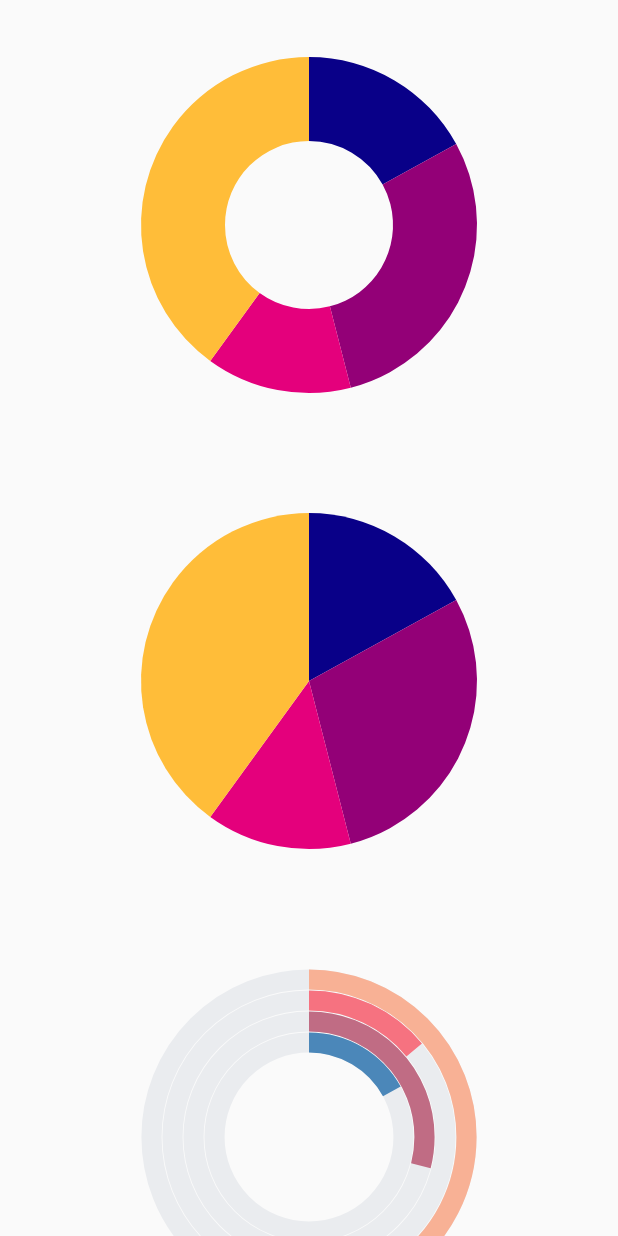
After one commit to qubeena07/Flutter-Widgets, a Flutter app: the screen it shows after launch, after a tap on "Flutter charts", on a phone screen of 412 x 824 dp. The commit adds this screen. Run offline on Flutter 3.47's test engine with Material 2 defaults, Android fonts, the phone set to English and light mode, and no system bars; our stand-ins replace animated_text_kit, geocoding, geolocator, google_maps_flutter, rive, speech_to_text and 1 more; missing offline and left inert: dio_client, flutter_shake_animated, in_app_update, simple_internet_checker; project files that could hold a hidden picture were left out.

Commit message:
chart added

```diff
--- /dev/null
+++ b/lib/screens/charts_screen.dart
@@ -0,0 +1,92 @@
+import 'package:flutter/material.dart';
+import 'package:syncfusion_flutter_charts/charts.dart';
+
+class ChartScreen extends StatefulWidget {
+  const ChartScreen({super.key});
+
+  @override
+  State<ChartScreen> createState() => _ChartScreenState();
+}
+
+class _ChartScreenState extends State<ChartScreen> {
+  final List<ChartData> chartData = [
+    ChartData('David', 34, const Color.fromRGBO(9, 0, 136, 1)),
+    ChartData('Steve', 58, const Color.fromRGBO(147, 0, 119, 1)),
+    ChartData('Jack', 28, const Color.fromRGBO(228, 0, 124, 1)),
+    ChartData('Others', 80, const Color.fromRGBO(255, 189, 57, 1))
+  ];
+  final List<ChartDataLine> chartDataLine = [
+    ChartDataLine(2010, 10, const Color.fromRGBO(9, 0, 136, 1)),
+    ChartDataLine(2015, 34, const Color.fromRGBO(255, 189, 57, 1)),
+    ChartDataLine(2020, 86, const Color.fromRGBO(147, 0, 119, 1)),
+    ChartDataLine(2025, 23, Colors.cyanAccent),
+    ChartDataLine(2030, 35, const Color.fromRGBO(228, 0, 124, 1))
+  ];
+  @override
+  Widget build(BuildContext context) {
+    return Scaffold(
+      body: SingleChildScrollView(
+        child: Column(
+          children: [
+            SfCircularChart(
+              series: <CircularSeries>[
+                DoughnutSeries<ChartData, String>(
+                    dataSource: chartData,
+                    name: "Doughnut",
+                    pointColorMapper: (ChartData data, _) => data.color,
+                    xValueMapper: (ChartData data, _) => data.x,
+                    yValueMapper: (ChartData data, _) => data.y)
+              ],
+            ),
+            const SizedBox(
+              height: 4,
+            ),
+            SfCircularChart(
+              series: <CircularSeries>[
+                PieSeries<ChartData, String>(
+                    dataSource: chartData,
+                    name: "Pie-chart",
+                    pointColorMapper: (ChartData data, _) => data.color,
+                    xValueMapper: (ChartData data, _) => data.x,
+                    yValueMapper: (ChartData data, _) => data.y)
+              ],
+            ),
+            const SizedBox(
+              height: 4,
+            ),
+            SfCircularChart(series: <CircularSeries>[
+              // Renders radial bar chart
+              RadialBarSeries<ChartData, String>(
+                  dataSource: chartData,
+                  xValueMapper: (ChartData data, _) => data.x,
+                  yValueMapper: (ChartData data, _) => data.y)
+            ]),
+            SfCartesianChart(series: <ChartSeries>[
+              // Renders line chart
+              LineSeries<ChartDataLine, int>(
+                  // dashArray: <double>[5, 5], ---for dotted line
+                  dataSource: chartDataLine,
+                  pointColorMapper: (ChartDataLine data, _) => data.color,
+                  xValueMapper: (ChartDataLine data, _) => data.x,
+                  yValueMapper: (ChartDataLine data, _) => data.y)
+            ])
+          ],
+        ),
+      ),
+    );
+  }
+}
+
+class ChartData {
+  ChartData(this.x, this.y, [this.color]);
+  final String x;
+  final double y;
+  final Color? color;
+}
+
+class ChartDataLine {
+  ChartDataLine(this.x, this.y, this.color);
+  final int x;
+  final double y;
+  final Color color;
+}
--- a/lib/screens/home_screen.dart
+++ b/lib/screens/home_screen.dart
@@ -1,3 +1,5 @@
+import 'dart:io';
+
 import 'package:flutter/material.dart';
 import 'package:flutter_shake_animated/flutter_shake_animated.dart';
 import 'package:provider/provider.dart';
@@ -5,11 +7,15 @@ import 'package:shimmer_effect/repo/demo_screen.dart';
 
 import 'package:shimmer_effect/repo/network_api.dart';
 import 'package:shimmer_effect/screens/animated_text_screen.dart';
+import 'package:shimmer_effect/screens/charts_screen.dart';
 import 'package:shimmer_effect/screens/circular_progress_screen.dart';
 import 'package:shimmer_effect/screens/cp_background_screen.dart';
 import 'package:shimmer_effect/screens/custom_painter_screen.dart';
 import 'package:shimmer_effect/screens/flutter_web_screen.dart';
+import 'package:shimmer_effect/screens/hero_screen.dart';
+import 'package:shimmer_effect/screens/in_app_update_screen.dart';
 import 'package:shimmer_effect/screens/internet_checker_screen.dart';
+import 'package:shimmer_effect/screens/lazy_loading_screen.dart';
 import 'package:shimmer_effect/screens/location_screen.dart';
 import 'package:shimmer_effect/screens/location_tracking_screen.dart';
 import 'package:shimmer_effect/screens/product_screen.dart';
@@ -30,11 +36,36 @@ class _HomeScreenState extends State<HomeScreen> {
   bool autoPlay = false;
   bool autoPlay1 = false;
 
+  _onExit() {
+    showDialog(
+      context: context,
+      builder: (context) => AlertDialog(
+        content: const Text('Are you sure you want to exit the app?'),
+        actions: [
+          TextButton(
+              onPressed: () {
+                exit(0);
+              },
+              child: const Text('YES')),
+          TextButton(
+              onPressed: () {
+                Navigator.of(context).pop();
+              },
+              child: const Text('NO')),
+        ],
+      ),
+    );
+  }
+
   @override
   Widget build(BuildContext context) {
     var productModel = Provider.of<NetworkApi>(context).getProduct();
-    return Scaffold(
+    return WillPopScope(
+      onWillPop: () => _onExit(),
+      child: SafeArea(
+        child: Scaffold(
           body: Container(
+            height: double.infinity,
             width: double.infinity,
             decoration: BoxDecoration(
                 gradient: LinearGradient(colors: [
@@ -42,6 +73,9 @@ class _HomeScreenState extends State<HomeScreen> {
               Colors.green.withOpacity(0.5),
               Colors.deepPurple.withOpacity(0.6),
             ], begin: Alignment.topLeft, end: Alignment.bottomRight)),
+            child: SingleChildScrollView(
+              child: Padding(
+                padding: const EdgeInsets.all(8.0),
                 child: Column(
                   mainAxisAlignment: MainAxisAlignment.spaceBetween,
                   children: [
@@ -79,7 +113,8 @@ class _HomeScreenState extends State<HomeScreen> {
                             Navigator.push(
                                 context,
                                 MaterialPageRoute(
-                          builder: (context) => const CustomPainterScreen(),
+                                  builder: (context) =>
+                                      const CustomPainterScreen(),
                                 ));
                             // log(productModel.toString(), name: "product model");
                           },
@@ -96,7 +131,8 @@ class _HomeScreenState extends State<HomeScreen> {
                           Navigator.push(
                               context,
                               MaterialPageRoute(
-                        builder: (context) => const CpBackgroundScreen(),
+                                builder: (context) =>
+                                    const CpBackgroundScreen(),
                               ));
                           // log(productModel.toString(), name: "product model");
                         },
@@ -107,7 +143,8 @@ class _HomeScreenState extends State<HomeScreen> {
                           Navigator.push(
                               context,
                               MaterialPageRoute(
-                        builder: (context) => const WaveCustomPainterScreen(),
+                                builder: (context) =>
+                                    const WaveCustomPainterScreen(),
                               ));
                         },
                         child: const Text("Wave Custom Painter")),
@@ -116,7 +153,8 @@ class _HomeScreenState extends State<HomeScreen> {
                           Navigator.push(
                               context,
                               MaterialPageRoute(
-                        builder: (context) => const CircularProgressScreen(),
+                                builder: (context) =>
+                                    const CircularProgressScreen(),
                               ));
                         },
                         child: const Text("Animated Circular Progress")),
@@ -125,7 +163,8 @@ class _HomeScreenState extends State<HomeScreen> {
                           Navigator.push(
                               context,
                               MaterialPageRoute(
-                        builder: (context) => const SpeechTpTextScreen(),
+                                builder: (context) =>
+                                    const SpeechTpTextScreen(),
                               ));
                         },
                         child: const Text("Speech to text")),
@@ -134,7 +173,8 @@ class _HomeScreenState extends State<HomeScreen> {
                           Navigator.push(
                               context,
                               MaterialPageRoute(
-                        builder: (context) => const RiveAnimationScreen(),
+                                builder: (context) =>
+                                    const RiveAnimationScreen(),
                               ));
                         },
                         child: const Text("Rive Animation")),
@@ -143,7 +183,8 @@ class _HomeScreenState extends State<HomeScreen> {
                           Navigator.push(
                               context,
                               MaterialPageRoute(
-                        builder: (context) => const BackgroundRiveScreen(),
+                                builder: (context) =>
+                                    const BackgroundRiveScreen(),
                               ));
                         },
                         child: const Text("Rive Animation- Background")),
@@ -171,7 +212,8 @@ class _HomeScreenState extends State<HomeScreen> {
                         Navigator.push(
                             context,
                             MaterialPageRoute(
-                      builder: (context) => const InternetCheckerScreen(),
+                              builder: (context) =>
+                                  const InternetCheckerScreen(),
                             ));
                       },
                     ),
@@ -201,7 +243,8 @@ class _HomeScreenState extends State<HomeScreen> {
                         Navigator.push(
                             context,
                             MaterialPageRoute(
-                      builder: (context) => const LocationTrackingScreen(),
+                              builder: (context) =>
+                                  const LocationTrackingScreen(),
                             ));
                       },
                     ),
@@ -225,7 +268,54 @@ class _HomeScreenState extends State<HomeScreen> {
                             ));
                       },
                     ),
+
+                    Hero(
+                        tag: "DemoTag",
+                        child: GestureDetector(
+                          onTap: () {
+                            Navigator.push(
+                                context,
+                                MaterialPageRoute(
+                                  builder: (context) => const HeroScreen(),
+                                ));
+                          },
+                          child: const Icon(
+                            Icons.add,
+                            size: 40,
+                          ),
+                        )),
+                    ElevatedButton(
+                      child: const Text("Lazy loading"),
+                      onPressed: () {
+                        Navigator.push(
+                            context,
+                            MaterialPageRoute(
+                              builder: (context) => const LazyLoadingScreen(),
+                            ));
+                      },
+                    ),
+                    ElevatedButton(
+                        onPressed: () {
+                          Navigator.push(
+                              context,
+                              MaterialPageRoute(
+                                  builder: (context) => const ChartScreen()));
+                        },
+                        child: const Text("Flutter charts")),
+                    ElevatedButton(
+                        onPressed: () {
+                          Navigator.push(
+                              context,
+                              MaterialPageRoute(
+                                  builder: (context) =>
+                                      const InAppUpdateScreen()));
+                        },
+                        child: const Text("In App Update")),
                   ],
+                ),
+              ),
+            ),
+          ),
         ),
       ),
     );
--- a/pubspec.yaml
+++ b/pubspec.yaml
@@ -50,6 +50,8 @@ dependencies:
   location: ^4.4.0
   google_maps_flutter: ^2.2.5
   flutter_polyline_points: ^1.0.0
+  in_app_update: ^4.0.1
+  syncfusion_flutter_charts: ^21.1.38
 
 
 dev_dependencies:
```
Also changed, not shown: lib/main.dart (+23 -0 lines), lib/screens/hero_screen.dart (added, +24 -0 lines), lib/screens/in_app_update_screen.dart (added, +92 -0 lines), lib/screens/lazy_loading_screen.dart (added, +47 -0 lines), pubspec.lock. Lines whose indentation alone changed are shown as unchanged.
